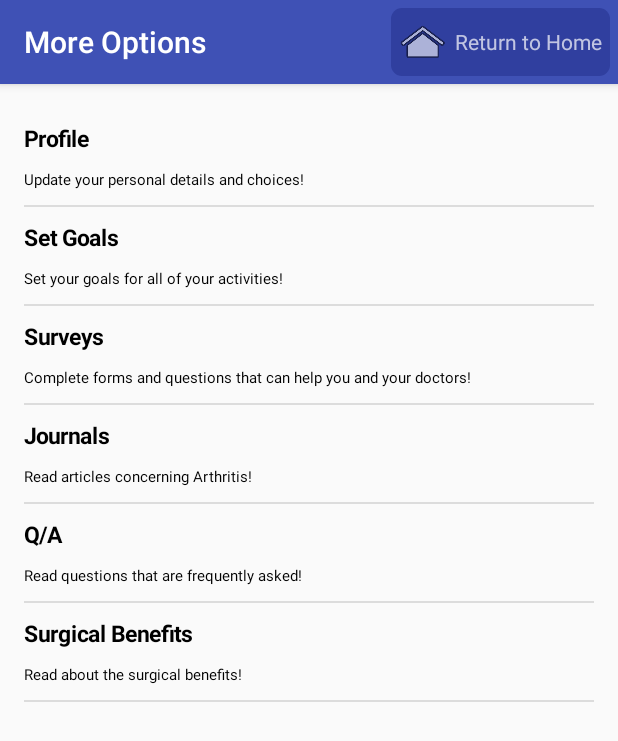
After one commit to randy-acheson/Total-Joint-Replacement, an Android app: the MoreActivitiesActivity screen opened directly, with no data from a screen before it, on a phone screen of 412 x 824 dp. The commit adds this screen. Shown: the top 741 px of the screen. Run offline under Robolectric (Android 15) with nearby library versions, the phone set to English and light mode, and no system bars.

Commit message:
Added More Options Page

```diff
--- a/app/src/main/AndroidManifest.xml
+++ b/app/src/main/AndroidManifest.xml
@@ -43,6 +43,10 @@
             android:name=".MainActivity"
             android:label="@string/title_activity_main" >
         </activity>
+        <activity
+            android:name=".activities.MoreActivitiesActivity"
+            android:label="@string/title_activity_more_activities" >
+        </activity>
     </application>
 
 </manifest>
--- a/app/src/main/java/edu/wpi/total_joint_replacement/MainActivity.java
+++ b/app/src/main/java/edu/wpi/total_joint_replacement/MainActivity.java
@@ -46,7 +46,7 @@ public class MainActivity extends AppCompatActivity {
     }
 
     public void openMore(View view){
-
+        ActivityTestController.openPage(ActivityTestController.PageTypes.MORE_OPTIONS, this);
     }
 
     public void openHome(View view){
--- a/app/src/main/java/edu/wpi/total_joint_replacement/activities/ActivityTestController.java
+++ b/app/src/main/java/edu/wpi/total_joint_replacement/activities/ActivityTestController.java
@@ -20,11 +20,12 @@ public class ActivityTestController {
     private Class[] recordActivityPages = { RecordActivityActivity.class };
     private Class[] medicationPages = {  };
     private Class[] viewProgressPages = {  };
+    private Class[] viewMoreOptionsPages = { MoreActivitiesActivity.class };
 
     private static ActivityTestController instance = new ActivityTestController();
 
     public enum PageTypes {
-        RECORD_PAIN, RECORD_ACTIVITY, PAIN_MANAGEMENT, VIEW_PROGRESS;
+        RECORD_PAIN, RECORD_ACTIVITY, PAIN_MANAGEMENT, VIEW_PROGRESS, MORE_OPTIONS;
     }
 
     private class PageTypeGetter{
@@ -61,6 +62,7 @@ public class ActivityTestController {
         pages.put(PageTypes.RECORD_ACTIVITY, new PageTypeGetter(recordActivityPages));
         pages.put(PageTypes.PAIN_MANAGEMENT, new PageTypeGetter(medicationPages));
         pages.put(PageTypes.VIEW_PROGRESS, new PageTypeGetter(viewProgressPages));
+        pages.put(PageTypes.MORE_OPTIONS, new PageTypeGetter(viewMoreOptionsPages));
     }
 
     public static void openPage(PageTypes type, Activity activity){
--- /dev/null
+++ b/app/src/main/java/edu/wpi/total_joint_replacement/activities/MoreActivitiesActivity.java
@@ -0,0 +1,86 @@
+package edu.wpi.total_joint_replacement.activities;
+
+import android.app.Activity;
+import android.content.Intent;
+import android.os.Bundle;
+import android.view.View;
+import android.widget.AdapterView;
+import android.widget.Button;
+import android.widget.ListView;
+import android.widget.TextView;
+
+import java.util.ArrayList;
+import java.util.List;
+
+import edu.wpi.total_joint_replacement.MainActivity;
+import edu.wpi.total_joint_replacement.R;
+import edu.wpi.total_joint_replacement.entities.PhysicalAction;
+import edu.wpi.total_joint_replacement.fragments.PhysicalActionsFragment;
+import edu.wpi.total_joint_replacement.fragments.PhysicalActionsMainFragment;
+import edu.wpi.total_joint_replacement.fragments.PhysicalActionsNewFragment;
+import edu.wpi.total_joint_replacement.tools.PageController;
+import edu.wpi.total_joint_replacement.tools.TextListAdapter;
+
+public class MoreActivitiesActivity extends BaseActivity {
+
+
+
+    @Override
+    protected void onCreate(Bundle savedInstanceState) {
+        super.onCreate(savedInstanceState);
+
+
+        setContentView(R.layout.activity_more_activities);
+
+        final ListView listView = (ListView) this.findViewById(R.id.moreActivitiesList);
+
+
+        // Defined Array values to show in ListView
+        final List<String> activityList = new ArrayList<>();
+        activityList.add("<h1>Profile</h1> Update your personal details and choices!");
+        activityList.add("<h1>Set Goals</h1> Set your goals for all of your activities!");
+        activityList.add("<h1>Surveys</h1> Complete forms and questions that can help you and your doctors!");
+        activityList.add("<h1>Journals</h1> Read articles concerning Arthritis!");
+        activityList.add("<h1>Q/A</h1> Read questions that are frequently asked!");
+        activityList.add("<h1>Surgical Benefits</h1> Read about the surgical benefits!");
+        ArrayList<TextView> views = new ArrayList<>();
+        for (int i = 0; i < activityList.size(); i++) {
+            TextView newView = new TextView(this);
+            newView.setText(activityList.get(i));
+            views.add(newView);
+        }
+
+        // Define a new Adapter
+        // First parameter - Context
+        // Second parameter - Layout for the row
+        // Third parameter - ID of the TextView to which the data is written
+        // Forth - the Array of data
+
+        TextListAdapter adapter = new TextListAdapter(this, android.R.layout.simple_list_item_1, views);
+
+
+        // Assign adapter to ListView
+        listView.setAdapter(adapter);
+
+        // ListView Item Click Listener
+        listView.setOnItemClickListener(new AdapterView.OnItemClickListener() {
+
+            @Override
+            public void onItemClick(AdapterView<?> parent, View view,
+                                    int position, long id) {
+
+
+
+            }
+
+        });
+
+
+    }
+
+    @Override
+    public void onBackPressed() {
+            MainActivity.returnToMainActivity(false, this);
+    }
+
+}
--- a/app/src/main/java/edu/wpi/total_joint_replacement/fragments/PhysicalActionsMainFragment.java
+++ b/app/src/main/java/edu/wpi/total_joint_replacement/fragments/PhysicalActionsMainFragment.java
@@ -19,6 +19,7 @@ import java.util.List;
 import edu.wpi.total_joint_replacement.R;
 import edu.wpi.total_joint_replacement.activities.RecordActivityActivity;
 import edu.wpi.total_joint_replacement.entities.PhysicalAction;
+import edu.wpi.total_joint_replacement.tools.TextListAdapter;
 
 
 public class PhysicalActionsMainFragment extends BaseFragment {
@@ -58,7 +59,7 @@ public class PhysicalActionsMainFragment extends BaseFragment {
         // Third parameter - ID of the TextView to which the data is written
         // Forth - the Array of data
 
-        ActivitiesAdapter adapter = new ActivitiesAdapter(view.getContext(), android.R.layout.simple_list_item_1, views);
+        TextListAdapter adapter = new TextListAdapter(view.getContext(), android.R.layout.simple_list_item_1, views);
 
 
         // Assign adapter to ListView
@@ -88,39 +89,7 @@ public class PhysicalActionsMainFragment extends BaseFragment {
         return view;
     }
 
-    private class ActivitiesAdapter extends ArrayAdapter<TextView> {
 
-        private ArrayList<TextView> items;
-
-        public ActivitiesAdapter(Context context, int layoutId, ArrayList<TextView> items) {
-            super(context, layoutId, items);
-            this.items = items;
-        }
-
-        @Override
-        public View getView(int position, View v, ViewGroup parent) {
-            View mView = v;
-
-
-            //if(mView == null){
-            LayoutInflater vi = (LayoutInflater) context.getApplicationContext().getSystemService(Context.LAYOUT_INFLATER_SERVICE);
-            mView = vi.inflate(R.layout.row_text, null);
-            // }
-
-            TextView text = (TextView) mView.findViewById(R.id.textView);
-
-            if (items.get(position) != null) {
-                text.setTextColor(Color.BLACK);
-                text.setTextSize(10);
-                text.setText(Html.fromHtml(items.get(position).getText() + ""));
-                text.setTextIsSelectable(false);
-
-            }
-
-
-            return mView;
-        }
-    }
 
     private String getActivityHTML(PhysicalAction action) {
         String goalString = action.getGoal();
--- /dev/null
+++ b/app/src/main/java/edu/wpi/total_joint_replacement/tools/TextListAdapter.java
@@ -0,0 +1,52 @@
+package edu.wpi.total_joint_replacement.tools;
+
+import android.content.Context;
+import android.graphics.Color;
+import android.text.Html;
+import android.view.LayoutInflater;
+import android.view.View;
+import android.view.ViewGroup;
+import android.widget.ArrayAdapter;
+import android.widget.TextView;
+
+import java.util.ArrayList;
+
+import edu.wpi.total_joint_replacement.R;
+
+/**
+ * Created by Joshua on 1/18/2016.
+ */
+public class TextListAdapter extends ArrayAdapter<TextView> {
+    private ArrayList<TextView> items;
+    private Context context;
+
+    public TextListAdapter(Context context, int layoutId, ArrayList<TextView> items) {
+        super(context, layoutId, items);
+        this.items = items;
+        this.context = context;
+    }
+
+    @Override
+    public View getView(int position, View v, ViewGroup parent) {
+        View mView = v;
+
+
+        //if(mView == null){
+        LayoutInflater vi = (LayoutInflater) context.getApplicationContext().getSystemService(Context.LAYOUT_INFLATER_SERVICE);
+        mView = vi.inflate(R.layout.row_text, null);
+        // }
+
+        TextView text = (TextView) mView.findViewById(R.id.textView);
+
+        if (items.get(position) != null) {
+            text.setTextColor(Color.BLACK);
+            text.setTextSize(10);
+            text.setText(Html.fromHtml(items.get(position).getText() + ""));
+            text.setTextIsSelectable(false);
+
+        }
+
+
+        return mView;
+    }
+}
--- /dev/null
+++ b/app/src/main/res/layout/activity_more_activities.xml
@@ -0,0 +1,19 @@
+<RelativeLayout xmlns:android="http://schemas.android.com/apk/res/android"
+    xmlns:tools="http://schemas.android.com/tools"
+    android:orientation="vertical"
+    android:layout_width="match_parent"
+    android:layout_height="match_parent"
+    android:paddingLeft="@dimen/activity_horizontal_margin"
+    android:paddingRight="@dimen/activity_horizontal_margin"
+    android:paddingTop="@dimen/activity_vertical_margin"
+    android:paddingBottom="@dimen/activity_vertical_margin"
+    tools:context="edu.wpi.total_joint_replacement.activities.MoreActivitiesActivity">
+    <ListView
+        android:layout_width="match_parent"
+        android:layout_height="match_parent"
+        android:id="@+id/moreActivitiesList"
+        android:layout_alignParentTop="true"
+        android:layout_alignParentLeft="true"
+        android:layout_alignParentStart="true" />
+
+</RelativeLayout>
--- a/app/src/main/res/values/strings.xml
+++ b/app/src/main/res/values/strings.xml
@@ -28,6 +28,7 @@
     <string name="title_activity_main">Home</string>
     <string name="title_activity_pain_record">Record Pain</string>
     <string name="title_activity_activity_record">Record Activity</string>
+    <string name="title_activity_more_activities">More Options</string>
 
     <string name="exit_button_text">Exit</string>
 
```
